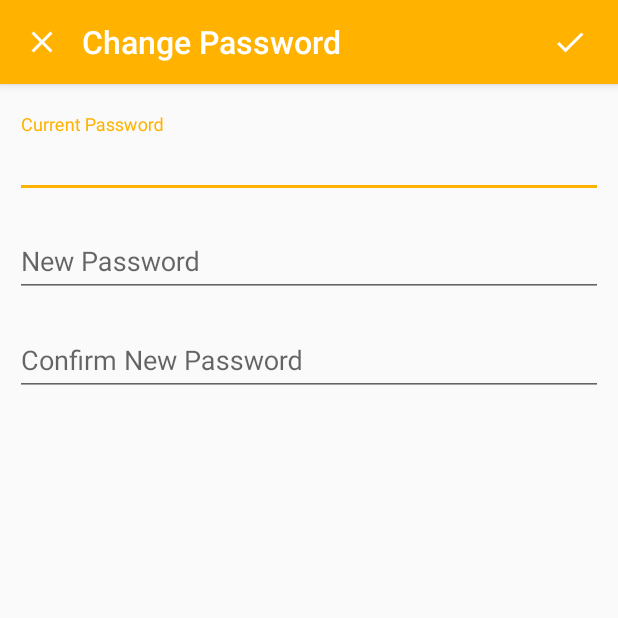
After one commit to rhys3010/taxe, an Android app: the ChangePasswordActivity screen opened directly, with no data from a screen before it, on a phone screen of 412 x 824 dp, the top half of it. The commit adds this screen. Run offline under Robolectric (Android 15) with nearby library versions, the phone set to English and light mode, and no system bars; libraries missing offline, so code that uses them is left out: retrofit2.adapter.rxjava, rx.subscriptions; 1 statement that could not run was skipped.

Commit message:
Added UI Support for chanigng password

```diff
--- a/app/src/main/AndroidManifest.xml
+++ b/app/src/main/AndroidManifest.xml
@@ -11,8 +11,7 @@
         android:roundIcon="@mipmap/ic_launcher_round"
         android:supportsRtl="true"
         android:theme="@style/AppTheme">
-        <activity
-            android:name=".ui.TaxeMainActivity">
+        <activity android:name=".ui.TaxeMainActivity">
             <intent-filter>
                 <action android:name="android.intent.action.MAIN" />
 
@@ -25,6 +24,9 @@
         <activity
             android:name=".ui.booking.CreateBookingActivity"
             android:launchMode="singleTask"
+            android:theme="@style/AppTheme.NoActionBar" />
+        <activity android:name=".ui.account.ChangePasswordActivity"
+            android:launchMode="singleTask"
             android:theme="@style/AppTheme.NoActionBar"/>
     </application>
 
--- a/app/src/main/java/xyz/rhysevans/taxe/ui/account/AccountOverviewFragment.java
+++ b/app/src/main/java/xyz/rhysevans/taxe/ui/account/AccountOverviewFragment.java
@@ -87,7 +87,8 @@ public class AccountOverviewFragment extends Fragment implements ListView.OnItem
         // Depending on the value of the string, perform relevant action
         switch(itemId){
             case R.string.account_action_change_password:
-                // TODO
+                Intent intent = new Intent(getActivity(), ChangePasswordActivity.class);
+                startActivity(intent);
                 break;
 
             case R.string.account_action_change_name:
--- /dev/null
+++ b/app/src/main/java/xyz/rhysevans/taxe/ui/account/ChangePasswordActivity.java
@@ -0,0 +1,106 @@
+package xyz.rhysevans.taxe.ui.account;
+
+import android.support.design.widget.TextInputEditText;
+import android.support.design.widget.TextInputLayout;
+import android.support.v7.app.AppCompatActivity;
+import android.os.Bundle;
+import android.support.v7.widget.Toolbar;
+import android.view.View;
+import android.widget.ImageButton;
+import android.widget.TextView;
+
+import rx.subscriptions.CompositeSubscription;
+import xyz.rhysevans.taxe.R;
+import xyz.rhysevans.taxe.util.ErrorHandler;
+import xyz.rhysevans.taxe.util.SharedPreferencesManager;
+
+/**
+ * ChangePasswordActivity.java
+ *
+ * Controller class for the change password activity, validate input and send HTTP request
+ *
+ * @author Rhys Evans
+ * @verison 0.1
+ */
+public class ChangePasswordActivity extends AppCompatActivity {
+
+    /*
+     * All of the view elements for inputs
+     */
+    private ImageButton closeBtn;
+    private ImageButton submitBtn;
+    private TextInputEditText currentPasswordInput;
+    private TextInputEditText newPasswordInput;
+    private TextInputEditText confirmNewPasswordInput;
+
+    /*
+     * All of the view elements for input containers
+     */
+    private TextInputLayout currentPasswordInputContainer;
+    private TextInputLayout newPasswordInputContainer;
+    private TextInputLayout confirmNewPasswordInputContainer;
+
+    private View progressIndicator;
+
+    // rxJava subscription object
+    private CompositeSubscription subscriptions;
+    private SharedPreferencesManager sharedPreferencesManager;
+    private ErrorHandler errorHandler;
+    private View view;
+
+    /**
+     * Called when activity is created to initialize everything
+     * @param savedInstanceState
+     */
+    @Override
+    protected void onCreate(Bundle savedInstanceState) {
+        super.onCreate(savedInstanceState);
+        setContentView(R.layout.activity_change_password);
+
+        // Initialize Shared Prefs
+        sharedPreferencesManager = SharedPreferencesManager.getInstance(this);
+
+        // Initialize Error handler
+        errorHandler = new ErrorHandler();
+
+        // Initialize Subscriptions
+        subscriptions = new CompositeSubscription();
+
+        // Initialize all views
+        initViews();
+
+        // Initialize toolbar
+        Toolbar toolbar = findViewById(R.id.toolbar);
+        setSupportActionBar(toolbar);
+        getSupportActionBar().setDisplayShowTitleEnabled(false);
+    }
+
+    /**
+     * Initialize all of the views
+     */
+    private void initViews(){
+        // Initialize view
+        view = findViewById(android.R.id.content);
+
+        // Initialize toolbar
+        closeBtn = findViewById(R.id.close_btn);
+        submitBtn = findViewById(R.id.submit_btn);
+        TextView toolbarTitle = findViewById(R.id.title);
+        toolbarTitle.setText(R.string.account_action_change_password);
+
+        // Initialize inputs
+        currentPasswordInput = findViewById(R.id.current_password_input);
+        newPasswordInput = findViewById(R.id.new_password_input);
+        confirmNewPasswordInput = findViewById(R.id.confirm_password_input);
+
+        currentPasswordInputContainer = findViewById(R.id.current_password_input_container);
+        newPasswordInputContainer = findViewById(R.id.new_password_input_container);
+        confirmNewPasswordInputContainer = findViewById(R.id.confirm_new_password_input_container);
+
+        progressIndicator = findViewById(R.id.progress_indicator_overlay);
+
+        // Add Behaviour to Buttons
+        closeBtn.setOnClickListener(v -> finish());
+        // TODO: Submit Button
+    }
+}
--- a/app/src/main/java/xyz/rhysevans/taxe/ui/booking/CreateBookingActivity.java
+++ b/app/src/main/java/xyz/rhysevans/taxe/ui/booking/CreateBookingActivity.java
@@ -17,6 +17,7 @@ import android.view.inputmethod.InputMethodManager;
 import android.widget.Button;
 import android.widget.ImageButton;
 import android.widget.NumberPicker;
+import android.widget.TextView;
 
 import java.util.Calendar;
 import java.util.Date;
@@ -107,7 +108,7 @@ public class CreateBookingActivity extends AppCompatActivity implements NumberPi
 
 
         // Initialize Toolbar
-        Toolbar toolbar = findViewById(R.id.create_booking_toolbar);
+        Toolbar toolbar = findViewById(R.id.toolbar);
         setSupportActionBar(toolbar);
         getSupportActionBar().setDisplayShowTitleEnabled(false);
     }
@@ -128,9 +129,12 @@ public class CreateBookingActivity extends AppCompatActivity implements NumberPi
         // Parent View
         view = findViewById(android.R.id.content);
 
-        // Initialize all the variables
-        cancelBtn = findViewById(R.id.create_booking_close_button);
-        createBtn = findViewById(R.id.create_booking_button);
+        // Initialize toolbar
+        cancelBtn = findViewById(R.id.close_btn);
+        createBtn = findViewById(R.id.submit_btn);
+        TextView toolbarTitle = findViewById(R.id.title);
+        toolbarTitle.setText(getString(R.string.create_new_booking));
+
         pickupLocationInput = findViewById(R.id.pickup_location_input);
         destinationInput = findViewById(R.id.destination_input);
         timeInput = findViewById(R.id.time_input);
--- a/app/src/main/java/xyz/rhysevans/taxe/util/Constants.java
+++ b/app/src/main/java/xyz/rhysevans/taxe/util/Constants.java
@@ -11,9 +11,9 @@ public class Constants {
     /**
      * The API's base url for sending requests
      */
-    //public static final String BASE_URL = "http://taxe.rhysevans.xyz:3000/api/v1/";
+    public static final String BASE_URL = "http://taxe.rhysevans.xyz:3000/api/v1/";
     // Local Dev Environment
-    public static final String BASE_URL = "http://10.0.2.2:3000/api/v1/";
+    //public static final String BASE_URL = "http://10.0.2.2:3000/api/v1/";
 
     /**
      * The shared preferences key for access token
--- /dev/null
+++ b/app/src/main/res/layout/activity_change_password.xml
@@ -0,0 +1,87 @@
+<?xml version="1.0" encoding="utf-8"?>
+<android.support.constraint.ConstraintLayout xmlns:android="http://schemas.android.com/apk/res/android"
+    xmlns:app="http://schemas.android.com/apk/res-auto"
+    xmlns:tools="http://schemas.android.com/tools"
+    android:layout_width="match_parent"
+    android:layout_height="match_parent"
+    tools:context=".ui.account.ChangePasswordActivity">
+
+    <!--Toolbar -->
+    <include layout="@layout/two_button_toolbar"
+        app:layout_constraintTop_toTopOf="parent"
+        app:layout_constraintStart_toStartOf="parent"
+        app:layout_constraintEnd_toEndOf="parent"/>
+
+    <!-- Change Password Form -->
+    <ScrollView
+        android:id="@+id/change_password_form"
+        android:layout_width="match_parent"
+        android:layout_height="wrap_content"
+        android:layout_margin="@dimen/form_margin_change_password"
+        app:layout_constraintEnd_toEndOf="parent"
+        app:layout_constraintStart_toStartOf="parent"
+        app:layout_constraintTop_toBottomOf="@id/toolbar">
+
+        <LinearLayout
+            android:layout_width="match_parent"
+            android:layout_height="wrap_content"
+            android:orientation="vertical"
+            android:gravity="center_horizontal">
+
+            <!-- Current Password Container -->
+            <android.support.design.widget.TextInputLayout
+                android:id="@+id/current_password_input_container"
+                android:layout_width="match_parent"
+                android:layout_height="wrap_content"
+                android:layout_gravity="center"
+                android:layout_marginTop="@dimen/form_margin_change_password">
+
+                <android.support.design.widget.TextInputEditText
+                    android:id="@+id/current_password_input"
+                    android:layout_width="match_parent"
+                    android:layout_height="wrap_content"
+                    android:hint="@string/current_password_input_hint"
+                    android:inputType="textPassword"/>
+            </android.support.design.widget.TextInputLayout>
+
+            <!-- New Password Container -->
+            <android.support.design.widget.TextInputLayout
+                android:id="@+id/new_password_input_container"
+                android:layout_width="match_parent"
+                android:layout_height="wrap_content"
+                android:layout_gravity="center"
+                android:layout_marginTop="@dimen/form_margin_change_password">
+
+                <android.support.design.widget.TextInputEditText
+                    android:id="@+id/new_password_input"
+                    android:layout_width="match_parent"
+                    android:layout_height="wrap_content"
+                    android:hint="@string/new_password_input_hint"
+                    android:inputType="textPassword"/>
+            </android.support.design.widget.TextInputLayout>
+
+            <!-- Confirm New Password Container -->
+            <android.support.design.widget.TextInputLayout
+                android:id="@+id/confirm_new_password_input_container"
+                android:layout_width="match_parent"
+                android:layout_height="wrap_content"
+                android:layout_gravity="center"
+                android:layout_marginTop="@dimen/form_margin_change_password">
+
+                <android.support.design.widget.TextInputEditText
+                    android:id="@+id/confirm_new_password_input"
+                    android:layout_width="match_parent"
+                    android:layout_height="wrap_content"
+                    android:hint="@string/confirm_new_password_input_hint"
+                    android:inputType="textPassword"/>
+            </android.support.design.widget.TextInputLayout>
+
+            <View
+                android:layout_width="match_parent"
+                android:layout_height="80dp"/>
+        </LinearLayout>
+    </ScrollView>
+
+    <!-- Progress Indicator -->
+    <include layout="@layout/progress_indicator_overlay"/>
+</android.support.constraint.ConstraintLayout>
--- a/app/src/main/res/layout/activity_create_booking.xml
+++ b/app/src/main/res/layout/activity_create_booking.xml
@@ -7,57 +7,11 @@
     tools:context=".ui.booking.CreateBookingActivity">
 
     <!-- Toolbar -->
-    <android.support.v7.widget.Toolbar
-        android:id="@+id/create_booking_toolbar"
-        android:layout_width="match_parent"
-        android:layout_height="?attr/actionBarSize"
-        android:background="@color/colorPrimary"
-        android:elevation="4dp"
-        android:theme="@style/ThemeOverlay.AppCompat.ActionBar"
-        app:popupTheme="@style/Theme.AppCompat.Light"
+    <include layout="@layout/two_button_toolbar"
         app:layout_constraintTop_toTopOf="parent"
         app:layout_constraintStart_toStartOf="parent"
         app:layout_constraintEnd_toEndOf="parent"
-        app:layout_constraintBottom_toTopOf="@id/create_booking_form">
-
-        <!-- Close Button -->
-        <ImageButton
-            android:id="@+id/create_booking_close_button"
-            android:layout_width="wrap_content"
-            android:layout_height="wrap_content"
-            android:background="@android:color/transparent"
-            android:src="@drawable/ic_close_black_24dp"
-            android:tint="@android:color/white"
-            android:layout_alignParentStart="true"
-            android:layout_centerVertical="true"/>
-
-        <!-- Page Title -->
-        <TextView
-            android:id="@+id/create_booking_toolbar_title"
-            android:layout_width="wrap_content"
-            android:layout_height="wrap_content"
-            android:layout_centerVertical="true"
-            android:layout_marginStart="30dp"
-            android:layout_toEndOf="@+id/create_booking_close_button"
-            android:fontFamily="sans-serif-medium"
-            android:text="@string/create_new_booking"
-            android:textColor="@android:color/white"
-            android:textSize="@dimen/text_size_subtitle_1"
-            android:textAlignment="viewEnd"/>
-
-        <!-- Create 'Button' -->
-        <ImageButton
-            android:id="@+id/create_booking_button"
-            android:layout_width="wrap_content"
-            android:layout_height="wrap_content"
-            android:background="@android:color/transparent"
-            android:src="@drawable/ic_check_black_24dp"
-            android:tint="@android:color/white"
-            android:layout_alignParentEnd="true"
-            android:layout_toEndOf="@+id/create_booking_toolbar_title"
-            android:layout_marginEnd="20dp"
-            android:layout_gravity="end"/>
-    </android.support.v7.widget.Toolbar>
+        app:layout_constraintBottom_toTopOf="@id/create_booking_form"/>
 
     <!-- Booking Creation Form -->
     <ScrollView
@@ -67,7 +21,7 @@
         android:layout_margin="@dimen/form_margin_create_booking"
         app:layout_constraintStart_toStartOf="parent"
         app:layout_constraintEnd_toEndOf="parent"
-        app:layout_constraintTop_toBottomOf="@id/create_booking_toolbar">
+        app:layout_constraintTop_toBottomOf="@id/toolbar">
 
         <LinearLayout
             android:layout_width="match_parent"
--- /dev/null
+++ b/app/src/main/res/layout/two_button_toolbar.xml
@@ -0,0 +1,49 @@
+<?xml version="1.0" encoding="utf-8"?>
+<android.support.v7.widget.Toolbar
+    xmlns:android="http://schemas.android.com/apk/res/android"
+    xmlns:app="http://schemas.android.com/apk/res-auto"
+    android:id="@+id/toolbar"
+    android:layout_width="match_parent"
+    android:layout_height="?attr/actionBarSize"
+    android:background="@color/colorPrimary"
+    android:elevation="4dp"
+    android:theme="@style/ThemeOverlay.AppCompat.ActionBar"
+    app:popupTheme="@style/Theme.AppCompat.Light">
+
+    <!-- Close Button -->
+    <ImageButton
+        android:id="@+id/close_btn"
+        android:layout_width="wrap_content"
+        android:layout_height="wrap_content"
+        android:background="@android:color/transparent"
+        android:src="@drawable/ic_close_black_24dp"
+        android:tint="@android:color/white"
+        android:layout_alignParentStart="true"
+        android:layout_centerVertical="true"/>
+
+    <!-- Page Title -->
+    <TextView
+        android:id="@+id/title"
+        android:layout_width="wrap_content"
+        android:layout_height="wrap_content"
+        android:layout_centerVertical="true"
+        android:layout_marginStart="30dp"
+        android:layout_toEndOf="@+id/close_btn"
+        android:fontFamily="sans-serif-medium"
+        android:textColor="@android:color/white"
+        android:textSize="@dimen/text_size_subtitle_1"
+        android:textAlignment="viewEnd"/>
+
+    <!-- Create 'Button' -->
+    <ImageButton
+        android:id="@+id/submit_btn"
+        android:layout_width="wrap_content"
+        android:layout_height="wrap_content"
+        android:background="@android:color/transparent"
+        android:src="@drawable/ic_check_black_24dp"
+        android:tint="@android:color/white"
+        android:layout_alignParentEnd="true"
+        android:layout_toEndOf="@+id/title"
+        android:layout_marginEnd="20dp"
+        android:layout_gravity="end"/>
+</android.support.v7.widget.Toolbar>
--- a/app/src/main/res/values/dimens.xml
+++ b/app/src/main/res/values/dimens.xml
@@ -8,6 +8,7 @@
     <dimen name="form_margin_register">5dp</dimen>
     <dimen name="form_input_margin">20dp</dimen>
     <dimen name="form_margin_create_booking">10dp</dimen>
+    <dimen name="form_margin_change_password">10dp</dimen>
     <dimen name="register_text_margin">20dp</dimen>
     <dimen name="register_text_padding">3dp</dimen>
     <dimen name="fab_marign">16dp</dimen>
--- a/app/src/main/res/values/strings.xml
+++ b/app/src/main/res/values/strings.xml
@@ -26,6 +26,9 @@
     <string name="number_of_passengers_selection">Select Number of Passengers</string>
     <string name="desired_time_selection">Select Desired Time</string>
     <string name="desired_time_format">%1$02d:%2$02d</string>
+    <string name="current_password_input_hint">Current Password</string>
+    <string name="new_password_input_hint">New Password</string>
+    <string name="confirm_new_password_input_hint">Confirm New Password</string>
 
     <!-- Nav Options -->
     <string name="nav_home">Home</string>
```
